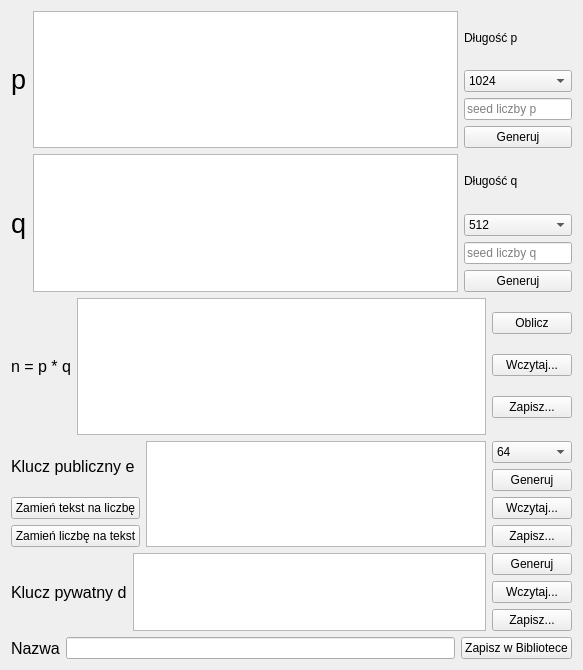
Qt form start.ui (pkrolkgp/funkcja_Feistela_PyQt5) before a commit.
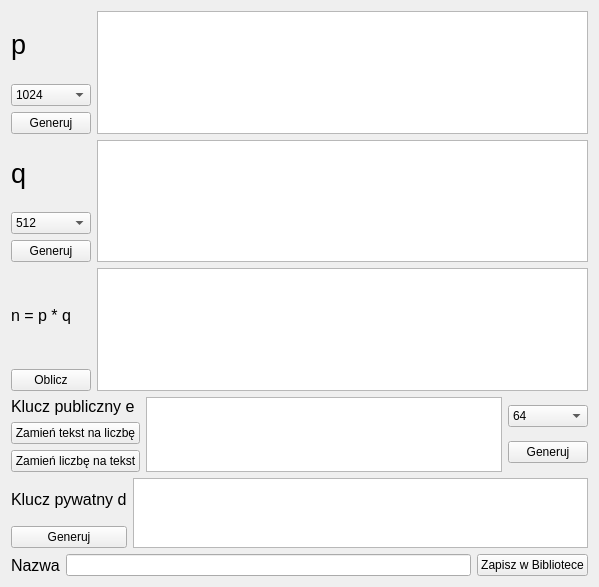
The same form after that commit.

Commit message: zmiana wygladu generatora i poprawka sprawdzenia podpisu

```diff
--- a/start.ui
+++ b/start.ui
@@ -6,8 +6,8 @@
    <rect>
     <x>0</x>
     <y>0</y>
-    <width>583</width>
-    <height>670</height>
+    <width>599</width>
+    <height>587</height>
    </rect>
   </property>
   <property name="windowTitle">
@@ -19,6 +19,8 @@
      <item>
       <layout class="QHBoxLayout" name="generujP">
        <item>
+        <layout class="QVBoxLayout" name="przyciski_p">
+         <item>
         <widget class="QLabel" name="label_p">
          <property name="font">
           <font>
@@ -31,21 +33,6 @@
         </widget>
        </item>
        <item>
-        <widget class="QPlainTextEdit" name="tekstP"/>
-       </item>
-       <item>
-        <layout class="QVBoxLayout" name="przyciski_p">
-         <item>
-          <widget class="QLabel" name="label_2">
-           <property name="enabled">
-            <bool>true</bool>
-           </property>
-           <property name="text">
-            <string>Długość p</string>
-           </property>
-          </widget>
-         </item>
-         <item>
           <widget class="QComboBox" name="dlugoscP">
            <property name="currentIndex">
             <number>7</number>
@@ -107,19 +94,6 @@
            </item>
           </widget>
          </item>
-         <item>
-          <widget class="QLineEdit" name="seed_p">
-           <property name="sizePolicy">
-            <sizepolicy hsizetype="Minimum" vsizetype="Fixed">
-             <horstretch>0</horstretch>
-             <verstretch>0</verstretch>
-            </sizepolicy>
-           </property>
-           <property name="placeholderText">
-            <string>seed liczby p</string>
-           </property>
-          </widget>
-         </item>
          <item>
           <widget class="QPushButton" name="przyciskGenerujP">
            <property name="text">
@@ -129,11 +103,16 @@
          </item>
         </layout>
        </item>
+       <item>
+        <widget class="QPlainTextEdit" name="tekstP"/>
+       </item>
       </layout>
      </item>
      <item>
       <layout class="QHBoxLayout" name="generujQ">
        <item>
+        <layout class="QVBoxLayout" name="przciskiQ">
+         <item>
         <widget class="QLabel" name="label_q">
          <property name="font">
           <font>
@@ -146,18 +125,6 @@
         </widget>
        </item>
        <item>
-        <widget class="QPlainTextEdit" name="tekstQ"/>
-       </item>
-       <item>
-        <layout class="QVBoxLayout" name="przciskiQ">
-         <item>
-          <widget class="QLabel" name="label_dl_q">
-           <property name="text">
-            <string>Długość q</string>
-           </property>
-          </widget>
-         </item>
-         <item>
           <widget class="QComboBox" name="dlugoscQ">
            <property name="currentIndex">
             <number>6</number>
@@ -219,19 +186,6 @@
            </item>
           </widget>
          </item>
-         <item>
-          <widget class="QLineEdit" name="seed_q">
-           <property name="sizePolicy">
-            <sizepolicy hsizetype="Minimum" vsizetype="Fixed">
-             <horstretch>0</horstretch>
-             <verstretch>0</verstretch>
-            </sizepolicy>
-           </property>
-           <property name="placeholderText">
-            <string>seed liczby q</string>
-           </property>
-          </widget>
-         </item>
          <item>
           <widget class="QPushButton" name="przyciskGenerujQ">
            <property name="text">
@@ -241,11 +195,16 @@
          </item>
         </layout>
        </item>
+       <item>
+        <widget class="QPlainTextEdit" name="tekstQ"/>
+       </item>
       </layout>
      </item>
      <item>
       <layout class="QHBoxLayout" name="generowanieN">
        <item>
+        <layout class="QVBoxLayout" name="przyciskiN">
+         <item>
         <widget class="QLabel" name="label_n">
          <property name="font">
           <font>
@@ -258,33 +217,17 @@
         </widget>
        </item>
        <item>
-        <widget class="QPlainTextEdit" name="tekstN"/>
-       </item>
-       <item>
-        <layout class="QVBoxLayout" name="przyciskiN">
-         <item>
           <widget class="QPushButton" name="obliczN">
            <property name="text">
             <string>Oblicz</string>
            </property>
           </widget>
          </item>
-         <item>
-          <widget class="QPushButton" name="wczytajN">
-           <property name="text">
-            <string>Wczytaj...</string>
-           </property>
-          </widget>
-         </item>
-         <item>
-          <widget class="QPushButton" name="zapiszN">
-           <property name="text">
-            <string>Zapisz...</string>
-           </property>
-          </widget>
-         </item>
         </layout>
        </item>
+       <item>
+        <widget class="QPlainTextEdit" name="tekstN"/>
+       </item>
       </layout>
      </item>
     </layout>
@@ -364,20 +307,6 @@
            </property>
           </widget>
          </item>
-         <item>
-          <widget class="QPushButton" name="wczytajE">
-           <property name="text">
-            <string>Wczytaj...</string>
-           </property>
-          </widget>
-         </item>
-         <item>
-          <widget class="QPushButton" name="zapiszE">
-           <property name="text">
-            <string>Zapisz...</string>
-           </property>
-          </widget>
-         </item>
         </layout>
        </item>
       </layout>
@@ -389,6 +318,8 @@
      <item>
       <layout class="QHBoxLayout" name="wpisywanieD">
        <item>
+        <layout class="QVBoxLayout" name="wczytywanieD">
+         <item>
         <widget class="QLabel" name="label_d">
          <property name="font">
           <font>
@@ -401,33 +332,17 @@
         </widget>
        </item>
        <item>
-        <widget class="QPlainTextEdit" name="tekstD"/>
-       </item>
-       <item>
-        <layout class="QVBoxLayout" name="wczytywanieD">
-         <item>
           <widget class="QPushButton" name="generujD">
            <property name="text">
             <string>Generuj</string>
            </property>
           </widget>
          </item>
-         <item>
-          <widget class="QPushButton" name="wczytajD">
-           <property name="text">
-            <string>Wczytaj...</string>
-           </property>
-          </widget>
-         </item>
-         <item>
-          <widget class="QPushButton" name="zapiszD">
-           <property name="text">
-            <string>Zapisz...</string>
-           </property>
-          </widget>
-         </item>
         </layout>
        </item>
+       <item>
+        <widget class="QPlainTextEdit" name="tekstD"/>
+       </item>
       </layout>
      </item>
     </layout>
```
Lines whose indentation alone changed are shown as unchanged. The commit also changes 2 other files.
